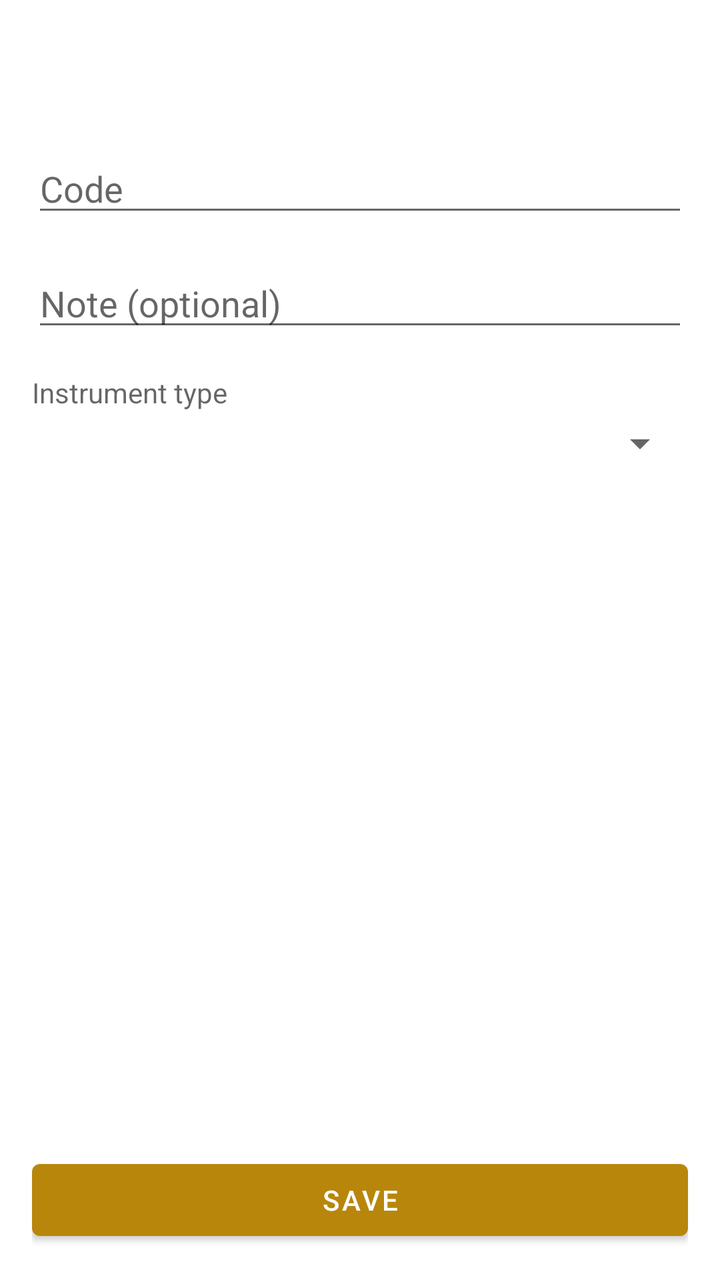
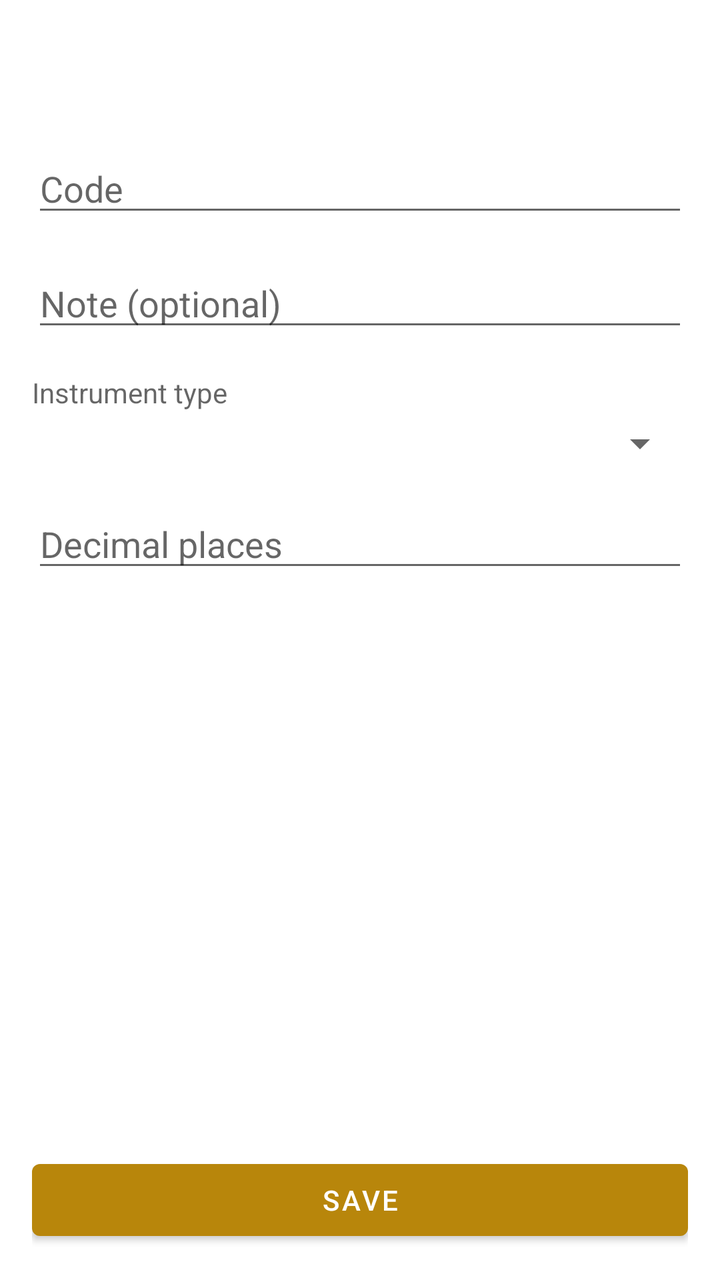

The first picture is an Android layout as it rendered before a commit; the second is the same layout after the commit. The layout source and the unified diff follow.
<!-- AndroidManifest.xml: application theme Theme.Accounting -->
<!-- res/layout/activity_edit_instrument.xml -->
<?xml version="1.0" encoding="utf-8"?>
<LinearLayout xmlns:android="http://schemas.android.com/apk/res/android"
    android:layout_width="match_parent"
    android:layout_height="match_parent"
    android:orientation="vertical">

    <androidx.appcompat.widget.Toolbar
        android:id="@+id/toolbar"
        android:layout_width="match_parent"
        android:layout_height="wrap_content"
        android:minHeight="?attr/actionBarSize" />

    <RelativeLayout
        android:layout_width="match_parent"
        android:layout_height="0dp"
        android:layout_weight="1"
        android:padding="16dp">

        <EditText
            android:id="@+id/input_instrument_code"
            android:layout_width="match_parent"
            android:layout_height="wrap_content"
            android:hint="@string/hint_instrument_code"
            android:inputType="textNoSuggestions"
            android:maxLines="1" />

        <EditText
            android:id="@+id/input_instrument_note"
            android:layout_width="match_parent"
            android:layout_height="wrap_content"
            android:layout_below="@id/input_instrument_code"
            android:layout_marginTop="16dp"
            android:hint="@string/hint_note"
            android:inputType="text"
            android:maxLines="1" />

        <TextView
            android:id="@+id/label_instrument_type"
            android:layout_width="match_parent"
            android:layout_height="wrap_content"
            android:layout_below="@id/input_instrument_note"
            android:layout_marginTop="16dp"
            android:text="@string/label_instrument_type"
            android:textSize="14sp"
            android:textColor="?android:attr/textColorSecondary" />

        <Spinner
            android:id="@+id/spinner_instrument_type"
            android:layout_width="match_parent"
            android:layout_height="wrap_content"
            android:layout_below="@id/label_instrument_type"
            android:layout_marginTop="4dp" />

        <Button
            android:id="@+id/button_save"
            android:layout_width="match_parent"
            android:layout_height="wrap_content"
            android:layout_alignParentBottom="true"
            android:text="@string/action_save" />

    </RelativeLayout>

</LinearLayout>
<!-- resources referenced by this layout -->
<resources>
  <string name="action_save">Save</string>
  <string name="hint_instrument_code">Code</string>
  <string name="hint_note">Note (optional)</string>
  <string name="label_instrument_type">Instrument type</string>
  <style name="Theme.Accounting" parent="Theme.MaterialComponents.DayNight.NoActionBar">
          <item name="colorPrimary">@color/gold_500</item>
          <item name="colorPrimaryVariant">@color/gold_700</item>
          <item name="colorOnPrimary">@color/white</item>
          <item name="colorSecondary">@color/brown_500</item>
          <item name="colorSecondaryVariant">@color/brown_700</item>
          <item name="colorOnSecondary">@color/white</item>
          <item name="android:statusBarColor" tools:targetApi="21">?attr/colorPrimaryVariant</item>
      </style>
  <color name="gold_500">#B8860B</color>
  <color name="gold_700">#7A5C00</color>
  <color name="white">#FFFFFFFF</color>
  <color name="brown_500">#5D4037</color>
  <color name="brown_700">#4E342E</color>
</resources>

<!-- the commit's change to res/layout/activity_edit_instrument.xml (unified diff, before → after) -->
@@ -51,6 +51,16 @@
             android:layout_below="@id/label_instrument_type"
             android:layout_marginTop="4dp" />
 
+        <EditText
+            android:id="@+id/input_decimal_places"
+            android:layout_width="match_parent"
+            android:layout_height="wrap_content"
+            android:layout_below="@id/spinner_instrument_type"
+            android:layout_marginTop="16dp"
+            android:hint="@string/hint_decimal_places"
+            android:inputType="number"
+            android:maxLines="1" />
+
         <Button
             android:id="@+id/button_save"
             android:layout_width="match_parent"
<!-- resource entries referenced after the edit -->
@@ -1,6 +1,7 @@
 <!-- resources referenced by this layout -->
 <resources>
   <string name="action_save">Save</string>
+  <string name="hint_decimal_places">Decimal places</string>
   <string name="hint_instrument_code">Code</string>
   <string name="hint_note">Note (optional)</string>
   <string name="label_instrument_type">Instrument type</string>
